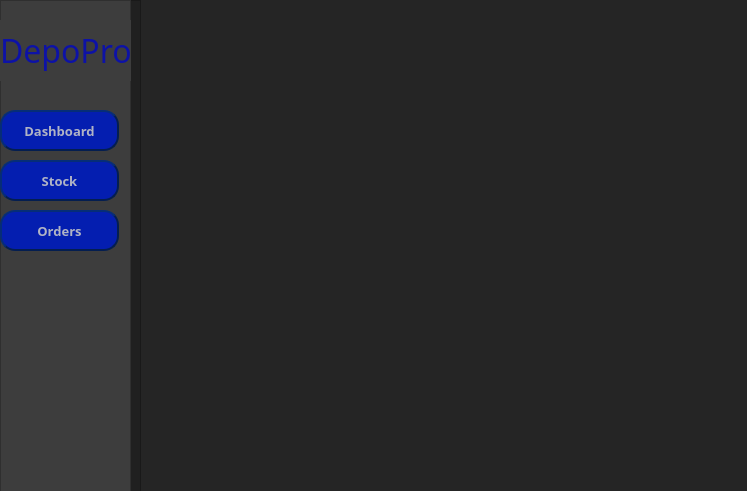
First picture: the form in DepoPro/DepoPro.ui, repository AlexOfRivia/DepoPro, before the edit.
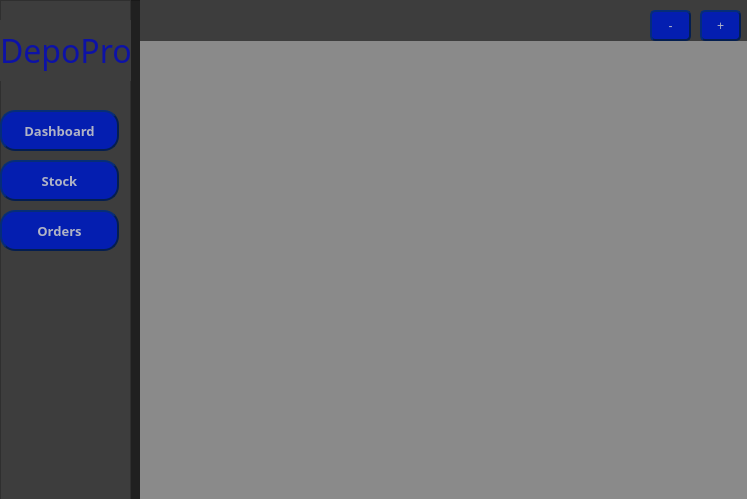
Second picture: the form after the edit.

What changed in the file:
```diff
--- a/DepoPro/DepoPro.ui
+++ b/DepoPro/DepoPro.ui
@@ -7,7 +7,7 @@
     <x>0</x>
     <y>0</y>
     <width>747</width>
-    <height>491</height>
+    <height>499</height>
    </rect>
   </property>
   <property name="windowTitle">
@@ -279,6 +279,132 @@
      </widget>
     </widget>
    </widget>
+   <widget class="QScrollArea" name="itemScrollArea">
+    <property name="geometry">
+     <rect>
+      <x>140</x>
+      <y>40</y>
+      <width>611</width>
+      <height>461</height>
+     </rect>
+    </property>
+    <property name="styleSheet">
+     <string notr="true">QScrollArea{
+	border:none;
+}</string>
+    </property>
+    <property name="widgetResizable">
+     <bool>true</bool>
+    </property>
+    <widget class="QWidget" name="scrollAreaWidgetContents_2">
+     <property name="geometry">
+      <rect>
+       <x>0</x>
+       <y>0</y>
+       <width>611</width>
+       <height>461</height>
+      </rect>
+     </property>
+     <property name="styleSheet">
+      <string notr="true">QWidget{
+	background-color: rgba(37,37,37,128);
+}</string>
+     </property>
+    </widget>
+   </widget>
+   <widget class="QFrame" name="frame">
+    <property name="geometry">
+     <rect>
+      <x>140</x>
+      <y>0</y>
+      <width>611</width>
+      <height>41</height>
+     </rect>
+    </property>
+    <property name="styleSheet">
+     <string notr="true">QFrame
+{
+    border:none;
+	background-color: rgb(61,61,61);
+}</string>
+    </property>
+    <property name="frameShape">
+     <enum>QFrame::Shape::StyledPanel</enum>
+    </property>
+    <property name="frameShadow">
+     <enum>QFrame::Shadow::Raised</enum>
+    </property>
+    <widget class="QPushButton" name="addButton">
+     <property name="geometry">
+      <rect>
+       <x>560</x>
+       <y>10</y>
+       <width>41</width>
+       <height>31</height>
+      </rect>
+     </property>
+     <property name="styleSheet">
+      <string notr="true">QPushButton#addButton{
+	font: 700 10pt &quot;Britannic&quot;;
+	color: rgba(200,200,200,225);
+	background-color: rgba(4,30,176,255);		
+	border-radius: 5px;
+	border-style: outset;
+    border-width: 2px;
+    border-color: rgba(4,30,80,255);	
+}
+QPushButton#addButton:Hover
+{
+	background-color: rgba(4,30,146,255);	
+	border: inset;
+}
+QPushButton#addButton:Pressed
+{
+	background-color: rgba(4,30,120,255);	
+	border: inset;
+}
+</string>
+     </property>
+     <property name="text">
+      <string>+</string>
+     </property>
+    </widget>
+    <widget class="QPushButton" name="removeButton">
+     <property name="geometry">
+      <rect>
+       <x>510</x>
+       <y>10</y>
+       <width>41</width>
+       <height>31</height>
+      </rect>
+     </property>
+     <property name="styleSheet">
+      <string notr="true">QPushButton#removeButton{
+	font: 700 10pt &quot;Britannic&quot;;
+	color: rgba(200,200,200,225);
+	background-color: rgba(4,30,176,255);		
+	border-radius: 5px;
+	border-style: outset;
+    border-width: 2px;
+    border-color: rgba(4,30,80,255);	
+}
+QPushButton#removeButton:Hover
+{
+	background-color: rgba(4,30,146,255);	
+	border: inset;
+}
+QPushButton#removeButton:Pressed
+{
+	background-color: rgba(4,30,120,255);	
+	border: inset;
+}
+</string>
+     </property>
+     <property name="text">
+      <string>-</string>
+     </property>
+    </widget>
+   </widget>
   </widget>
  </widget>
  <layoutdefault spacing="6" margin="11"/>
```
Left out of the diff: 99 changed lines with no effect on the pictures.
